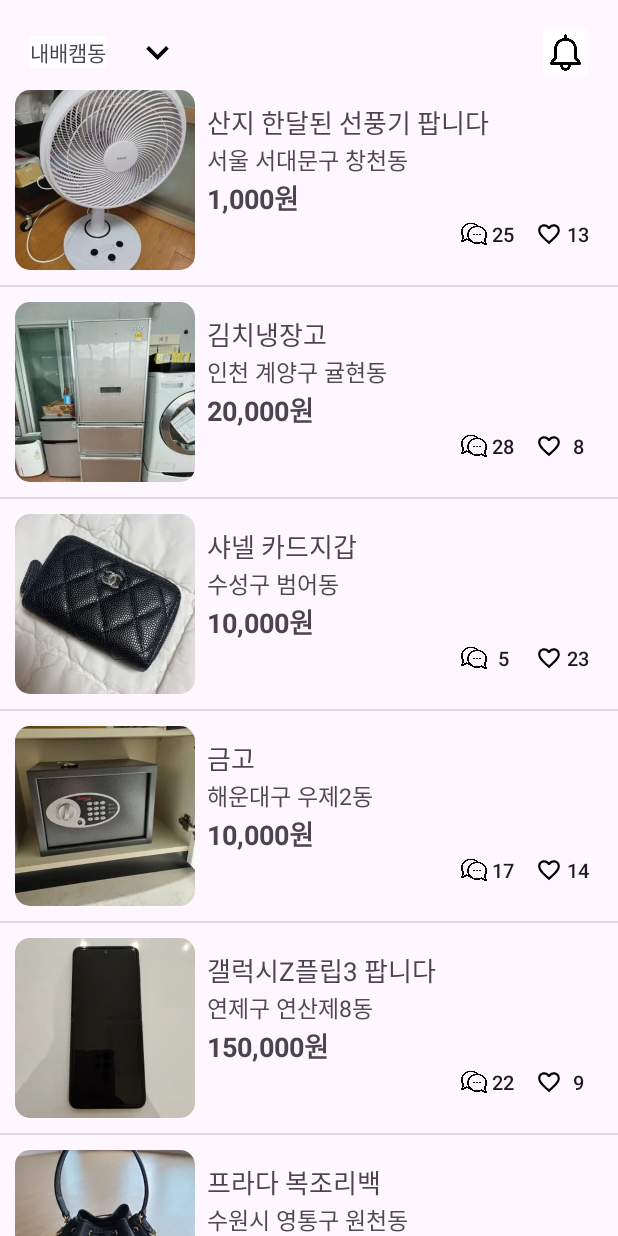
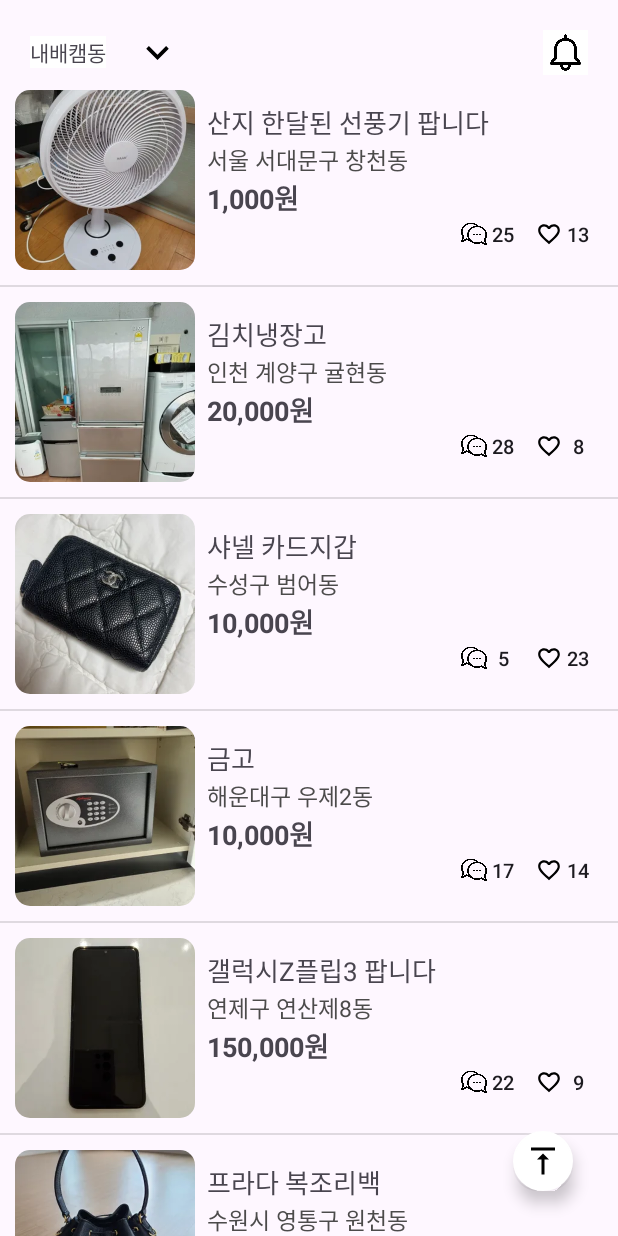
Before and after one commit to seojh5939/AdvancedMission, an Android app: the screen it shows after launch (MainPageActivity), on a phone screen of 412 x 824 dp. Run offline under Robolectric (Android 15) with nearby library versions, the phone set to English and light mode, and no system bars.

Commit message:
[FEAT] : ⚙ fab 버튼 추가

```diff
--- /dev/null
+++ b/app/src/main/res/drawable/main_fab_circle.xml
@@ -0,0 +1,17 @@
+<?xml version="1.0" encoding="utf-8"?>
+<layer-list xmlns:android="http://schemas.android.com/apk/res/android">
+    <item>
+        <shape android:shape="oval">
+            <solid android:color="@color/white" />
+            <stroke android:width="1dp" android:color="@color/white" />
+        </shape>
+    </item>
+
+    <item android:gravity="center">
+        <vector android:height="24dp" android:tint="#000000"
+            android:viewportHeight="24" android:viewportWidth="24"
+            android:width="24dp">
+            <path android:fillColor="@android:color/white" android:pathData="M8,11h3v10h2V11h3l-4,-4 -4,4zM4,3v2h16V3H4z"/>
+        </vector>
+    </item>
+</layer-list>
--- a/app/src/main/res/layout/main_page_activity.xml
+++ b/app/src/main/res/layout/main_page_activity.xml
@@ -39,4 +39,17 @@
         app:layout_constraintTop_toBottomOf="@+id/main_spinner"
         app:layout_constraintBottom_toBottomOf="parent" />
 
+    <com.google.android.material.floatingactionbutton.FloatingActionButton
+        android:id="@+id/main_fab"
+        android:layout_width="40dp"
+        android:layout_height="40dp"
+        style="@style/fab1"
+        android:backgroundTint="@color/transparent"
+        app:backgroundTint="@color/transparent"
+        app:fabSize="mini"
+        app:layout_constraintEnd_toEndOf="parent"
+        app:layout_constraintBottom_toBottomOf="parent"
+        android:layout_margin="30dp" />
+
+
 </androidx.constraintlayout.widget.ConstraintLayout>
--- a/app/src/main/res/values/themes.xml
+++ b/app/src/main/res/values/themes.xml
@@ -6,4 +6,9 @@
     </style>
 
     <style name="Theme.MyAppleMarket" parent="Base.Theme.MyAppleMarket" />
+    <style name="fab1" parent="Widget.Design.FloatingActionButton">
+        <item name="android:foreground">
+            @drawable/main_fab_circle
+        </item>
+    </style>
 </resources>
```
